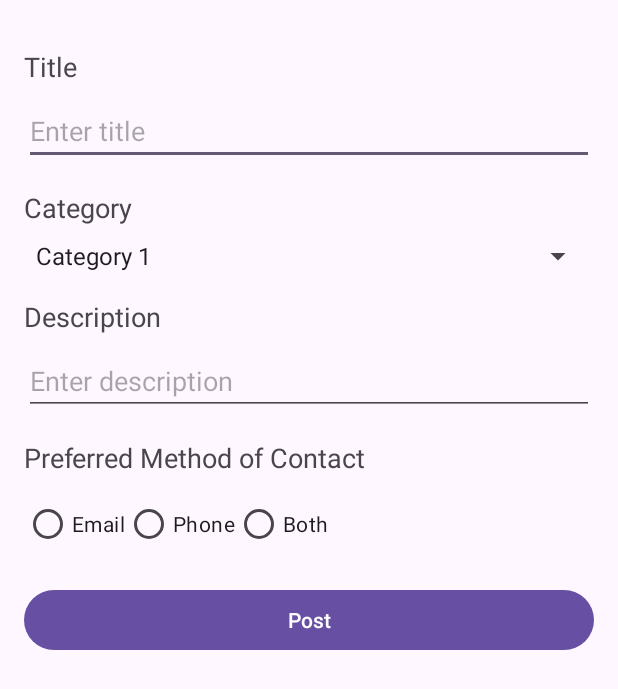
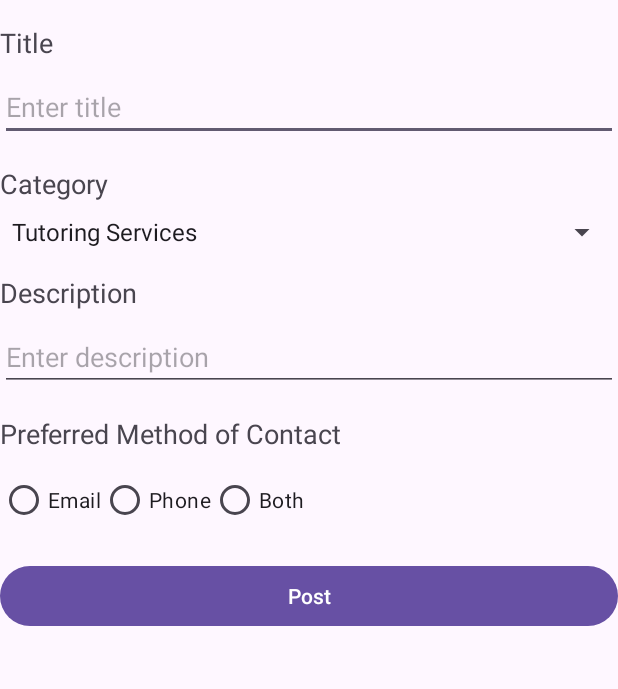
Before and after one commit to amishraj/gwtalenttrade, an Android app: the createPost screen opened directly, with no data from a screen before it, on a phone screen of 412 x 824 dp. Shown: the top 689 px of the screen. Run offline under Robolectric (Android 15) with nearby library versions, the phone set to English and light mode, and no system bars.

Commit message:
Removing Other option for categories

```diff
--- a/app/src/main/java/com/example/gwtalenttrade/createPost.java
+++ b/app/src/main/java/com/example/gwtalenttrade/createPost.java
@@ -2,7 +2,6 @@ package com.example.gwtalenttrade;
 
 import android.os.Bundle;
 import android.view.View;
-import android.widget.AdapterView;
 import android.widget.ArrayAdapter;
 import android.widget.Button;
 import android.widget.EditText;
@@ -18,7 +17,7 @@ import java.util.List;
 
 public class createPost extends AppCompatActivity {
 
-    private EditText editTextTitle, editTextOtherCategory, editTextDescription;
+    private EditText editTextTitle, editTextDescription;
     private Spinner categorySpinner;
     private RadioGroup radioGroupContact;
     private Button btnPost;
@@ -29,7 +28,6 @@ public class createPost extends AppCompatActivity {
         setContentView(R.layout.activity_create_post);
 
         editTextTitle = findViewById(R.id.editTextTitle);
-        editTextOtherCategory = findViewById(R.id.editTextOtherCategory);
         editTextDescription = findViewById(R.id.editTextDescription);
         categorySpinner = findViewById(R.id.categorySpinner);
         radioGroupContact = findViewById(R.id.radioGroupContact);
@@ -37,33 +35,17 @@ public class createPost extends AppCompatActivity {
 
         // Populate the spinner with categories
         List<String> categories = new ArrayList<>();
-        categories.add("Category 1");
-        categories.add("Category 2");
-        categories.add("Category 3");
+        categories.add("Tutoring Services");
+        categories.add("Homemade Goods and Crafts");
+        categories.add("Meal Plans and Food Services");
+        categories.add("Carpooling and Transportation");
+        categories.add("Sports and Fitness Services");
+        categories.add("Miscellaneous Services");
         // Add more categories as needed
 
         ArrayAdapter<String> adapter = new ArrayAdapter<>(this, android.R.layout.simple_spinner_item, categories);
         adapter.setDropDownViewResource(android.R.layout.simple_spinner_dropdown_item);
         categorySpinner.setAdapter(adapter);
-
-        // Set listener for category selection
-        categorySpinner.setOnItemSelectedListener(new AdapterView.OnItemSelectedListener() {
-            @Override
-            public void onItemSelected(AdapterView<?> parentView, View selectedItemView, int position, long id) {
-                // Show/hide the "Other" category field based on the selected category
-                String selectedCategory = (String) parentView.getItemAtPosition(position);
-                if ("Other".equals(selectedCategory)) {
-                    editTextOtherCategory.setVisibility(View.VISIBLE);
-                } else {
-                    editTextOtherCategory.setVisibility(View.GONE);
-                }
-            }
-
-            @Override
-            public void onNothingSelected(AdapterView<?> parentView) {
-                // Do nothing here
-            }
-        });
 
         // Set listener for the "Post" button
         btnPost.setOnClickListener(new View.OnClickListener() {
@@ -72,9 +54,6 @@ public class createPost extends AppCompatActivity {
                 // Collect data and handle the post action
                 String title = editTextTitle.getText().toString();
                 String category = categorySpinner.getSelectedItem().toString();
-                if ("Other".equals(category)) {
-                    category = editTextOtherCategory.getText().toString();
-                }
                 String description = editTextDescription.getText().toString();
                 String contactMethod = getSelectedContactMethod();
 
--- a/app/src/main/res/layout/activity_create_post.xml
+++ b/app/src/main/res/layout/activity_create_post.xml
@@ -7,27 +7,25 @@
     android:layout_height="match_parent"
     tools:context=".createPost">
 
-  <!-- res/layout/activity_create_post.xml -->
-  <RelativeLayout xmlns:android="http://schemas.android.com/apk/res/android"
-      android:layout_width="match_parent"
-      android:layout_height="match_parent"
-      android:padding="16dp">
-
   <TextView
       android:id="@+id/titleLabel"
       android:layout_width="wrap_content"
       android:layout_height="wrap_content"
       android:text="Title"
       android:textSize="18sp"
+      app:layout_constraintTop_toTopOf="parent"
+      app:layout_constraintStart_toStartOf="parent"
       android:layout_marginTop="16dp"/>
 
   <EditText
       android:id="@+id/editTextTitle"
-        android:layout_width="match_parent"
+      android:layout_width="0dp"
       android:layout_height="wrap_content"
+      android:layout_marginTop="8dp"
       android:hint="Enter title"
-        android:layout_below="@id/titleLabel"
-        android:layout_marginTop="8dp"/>
+      app:layout_constraintTop_toBottomOf="@+id/titleLabel"
+      app:layout_constraintStart_toStartOf="parent"
+      app:layout_constraintEnd_toEndOf="parent"/>
 
   <TextView
       android:id="@+id/categoryLabel"
@@ -35,24 +33,18 @@
       android:layout_height="wrap_content"
       android:text="Category"
       android:textSize="18sp"
-        android:layout_below="@id/editTextTitle"
+      app:layout_constraintTop_toBottomOf="@+id/editTextTitle"
+      app:layout_constraintStart_toStartOf="parent"
       android:layout_marginTop="16dp"/>
 
   <Spinner
       android:id="@+id/categorySpinner"
-        android:layout_width="match_parent"
+      android:layout_width="0dp"
       android:layout_height="wrap_content"
-        android:layout_below="@id/categoryLabel"
-        android:layout_marginTop="8dp"/>
-
-    <EditText
-        android:id="@+id/editTextOtherCategory"
-        android:layout_width="match_parent"
-        android:layout_height="wrap_content"
-        android:hint="Other"
-        android:layout_below="@id/categorySpinner"
       android:layout_marginTop="8dp"
-        android:visibility="gone"/> <!-- Initially set to gone -->
+      app:layout_constraintTop_toBottomOf="@+id/categoryLabel"
+      app:layout_constraintStart_toStartOf="parent"
+      app:layout_constraintEnd_toEndOf="parent"/>
 
   <TextView
       android:id="@+id/descriptionLabel"
@@ -60,16 +52,19 @@
       android:layout_height="wrap_content"
       android:text="Description"
       android:textSize="18sp"
-        android:layout_below="@id/editTextOtherCategory"
+      app:layout_constraintTop_toBottomOf="@+id/categorySpinner"
+      app:layout_constraintStart_toStartOf="parent"
       android:layout_marginTop="16dp"/>
 
   <EditText
       android:id="@+id/editTextDescription"
-        android:layout_width="match_parent"
+      android:layout_width="0dp"
       android:layout_height="wrap_content"
+      android:layout_marginTop="8dp"
       android:hint="Enter description"
-        android:layout_below="@id/descriptionLabel"
-        android:layout_marginTop="8dp"/>
+      app:layout_constraintTop_toBottomOf="@+id/descriptionLabel"
+      app:layout_constraintStart_toStartOf="parent"
+      app:layout_constraintEnd_toEndOf="parent"/>
 
   <TextView
       android:id="@+id/contactLabel"
@@ -77,15 +72,18 @@
       android:layout_height="wrap_content"
       android:text="Preferred Method of Contact"
       android:textSize="18sp"
-        android:layout_below="@id/editTextDescription"
+      app:layout_constraintTop_toBottomOf="@+id/editTextDescription"
+      app:layout_constraintStart_toStartOf="parent"
       android:layout_marginTop="16dp"/>
 
   <RadioGroup
       android:id="@+id/radioGroupContact"
-        android:layout_width="match_parent"
+      android:layout_width="0dp"
       android:layout_height="wrap_content"
       android:orientation="horizontal"
-        android:layout_below="@id/contactLabel"
+      app:layout_constraintTop_toBottomOf="@+id/contactLabel"
+      app:layout_constraintStart_toStartOf="parent"
+      app:layout_constraintEnd_toEndOf="parent"
       android:layout_marginTop="8dp">
 
     <RadioButton
@@ -109,11 +107,12 @@
 
   <Button
       android:id="@+id/btnPost"
-        android:layout_width="match_parent"
+      android:layout_width="0dp"
       android:layout_height="wrap_content"
       android:text="Post"
-        android:layout_below="@id/radioGroupContact"
+      app:layout_constraintTop_toBottomOf="@+id/radioGroupContact"
+      app:layout_constraintStart_toStartOf="parent"
+      app:layout_constraintEnd_toEndOf="parent"
       android:layout_marginTop="16dp"/>
-  </RelativeLayout>
 
 </androidx.constraintlayout.widget.ConstraintLayout>
```
Lines whose indentation alone changed are shown as unchanged.
